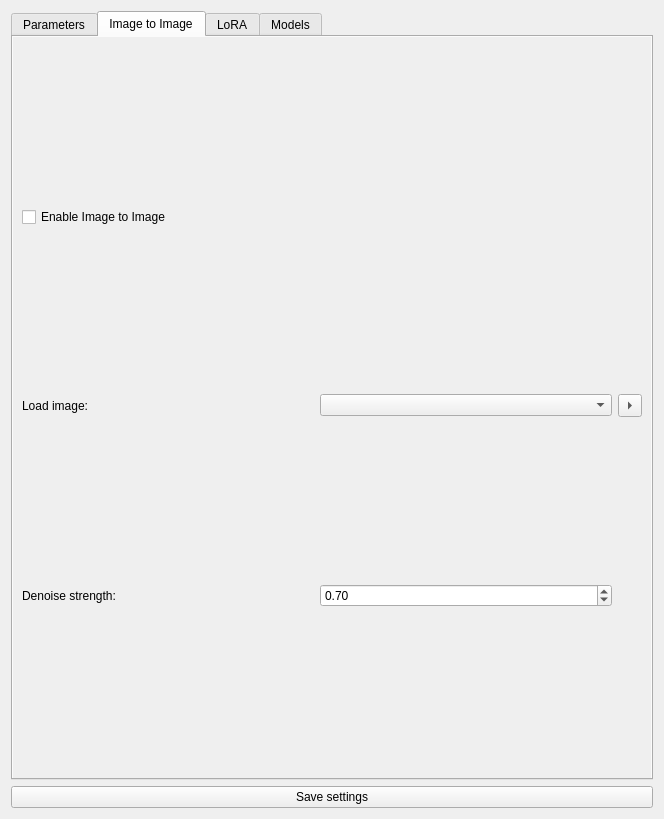
shinomakoi/SnugQt, file assets/ui/settings_window.ui: the form before one commit.
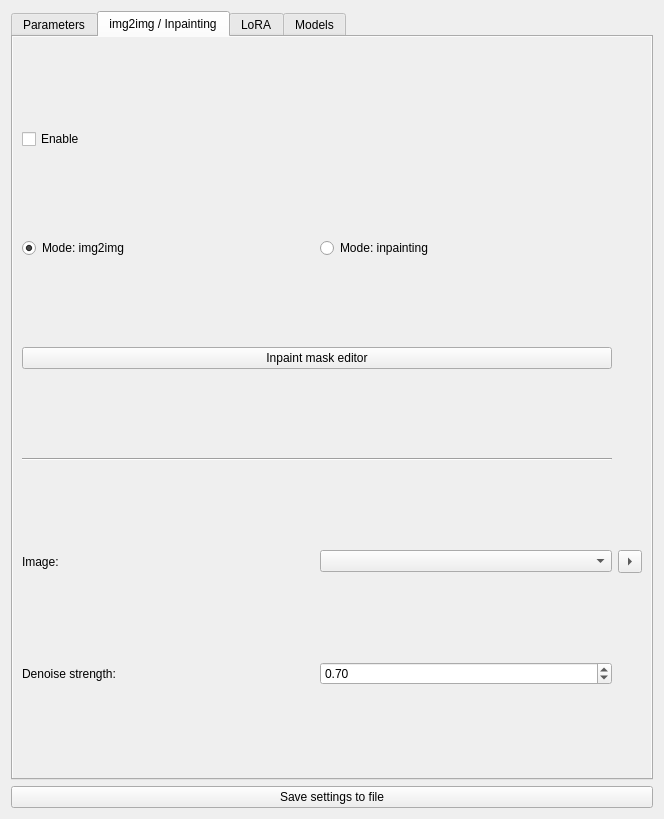
The form after the commit. The open tabs and pages were chosen to show the change.

Commit message: Add inpainting support

What changed in the file:
```diff
--- a/assets/ui/settings_window.ui
+++ b/assets/ui/settings_window.ui
@@ -20,7 +20,7 @@
       <string>Save the current settings</string>
      </property>
      <property name="text">
-      <string>Save settings</string>
+      <string>Save settings to file</string>
      </property>
     </widget>
    </item>
@@ -520,27 +520,10 @@
        <bool>true</bool>
       </property>
       <attribute name="title">
-       <string>Image to Image</string>
+       <string>img2img / Inpainting</string>
       </attribute>
       <layout class="QGridLayout" name="gridLayout_5">
-       <item row="2" column="1">
-        <widget class="QLabel" name="label_26">
-         <property name="text">
-          <string>Denoise strength:</string>
-         </property>
-        </widget>
-       </item>
-       <item row="0" column="1">
-        <widget class="QCheckBox" name="img2imgCheck">
-         <property name="toolTip">
-          <string>Start with an image instead of empty latent noise</string>
-         </property>
-         <property name="text">
-          <string>Enable Image to Image</string>
-         </property>
-        </widget>
-       </item>
-       <item row="1" column="4">
+       <item row="6" column="4">
         <widget class="QToolButton" name="img2imgLoadButton">
          <property name="toolTip">
           <string>Load images from ComfyUI/input folder</string>
@@ -553,10 +536,17 @@
          </property>
         </widget>
        </item>
-       <item row="1" column="2">
-        <widget class="QComboBox" name="img2imgLoadCombo"/>
+       <item row="2" column="1" colspan="2">
+        <widget class="QPushButton" name="inpaintMaskEditorButton">
+         <property name="toolTip">
+          <string>Open editor to create a masked image for inpainting</string>
+         </property>
+         <property name="text">
+          <string>Inpaint mask editor</string>
+         </property>
+        </widget>
        </item>
-       <item row="2" column="2">
+       <item row="7" column="2">
         <widget class="QDoubleSpinBox" name="img2imgDenoiseSpin">
          <property name="toolTip">
           <string>Denoising strength. Higher value = less like starting image</string>
@@ -572,10 +562,67 @@
          </property>
         </widget>
        </item>
+       <item row="6" column="2">
+        <widget class="QComboBox" name="img2imgLoadCombo">
+         <property name="toolTip">
+          <string>Select image to use (from 'ComfyUI/input' folder)</string>
+         </property>
+        </widget>
+       </item>
+       <item row="1" column="2">
+        <widget class="QRadioButton" name="inpaintingRadio">
+         <property name="toolTip">
+          <string>Start with a masked image for inpainting</string>
+         </property>
+         <property name="text">
+          <string>Mode: inpainting</string>
+         </property>
+         <property name="checked">
+          <bool>false</bool>
+         </property>
+        </widget>
+       </item>
        <item row="1" column="1">
+        <widget class="QRadioButton" name="img2imgRadio">
+         <property name="toolTip">
+          <string>Start with an image instead of empty latent noise</string>
+         </property>
+         <property name="text">
+          <string>Mode: img2img</string>
+         </property>
+         <property name="checked">
+          <bool>true</bool>
+         </property>
+        </widget>
+       </item>
+       <item row="0" column="1">
+        <widget class="QCheckBox" name="img2imgInpaintingCheck">
+         <property name="toolTip">
+          <string>Enable a starting image</string>
+         </property>
+         <property name="text">
+          <string>Enable</string>
+         </property>
+        </widget>
+       </item>
+       <item row="3" column="1" colspan="2">
+        <widget class="Line" name="line">
+         <property name="orientation">
+          <enum>Qt::Horizontal</enum>
+         </property>
+        </widget>
+       </item>
+       <item row="7" column="1">
+        <widget class="QLabel" name="label_26">
+         <property name="text">
+          <string>Denoise strength:</string>
+         </property>
+        </widget>
+       </item>
+       <item row="6" column="1">
         <widget class="QLabel" name="label_27">
          <property name="text">
-          <string>Load image:</string>
+          <string>Image:</string>
          </property>
         </widget>
        </item>
```
Left out of the diff: 2 changed lines with no effect on the pictures. The commit also changes 6 other files.
